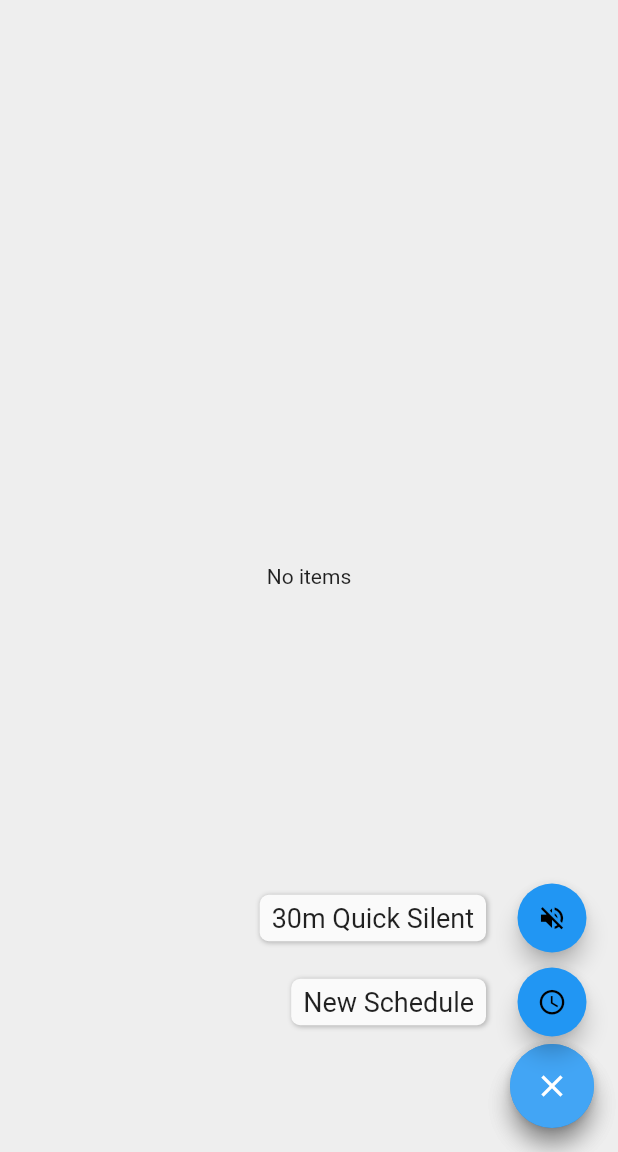
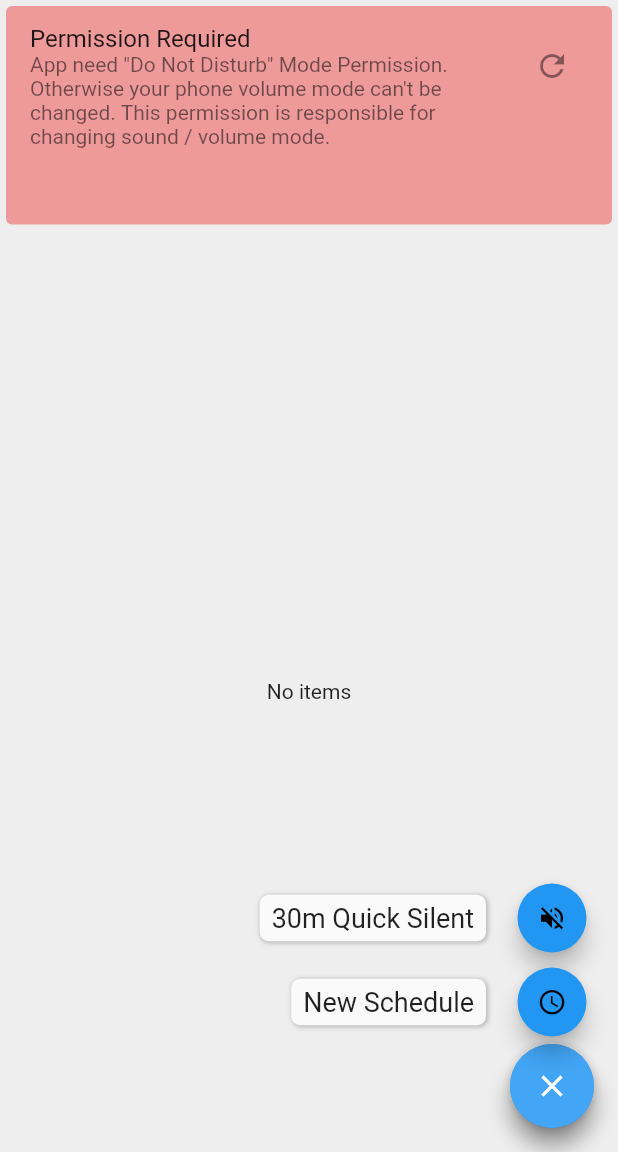
Before and after one commit to aliakbar3967/MasjidMode, a Flutter app: the screen it shows after launch, after a tap on the "add" icon, on a phone screen of 412 x 824 dp, the part 84-1236 px from its top. Run offline on Flutter 3.47's test engine with Material 2 defaults, Android fonts, the phone set to English and light mode, and no system bars; drawn by our look-alikes of flutter_speed_dial; our stand-ins replace shared_preferences; missing offline and left inert: flutter_foreground_service_plugin, sound_mode.

Commit message:
updates on flash create

```diff
--- a/lib/controller/schedule_controller.dart
+++ b/lib/controller/schedule_controller.dart
@@ -1,6 +1,6 @@
 
 import 'dart:convert';
-
+import 'package:intl/intl.dart';
 import 'package:flutter/cupertino.dart';
 import 'package:flutter/material.dart';
 import 'package:peace_time/controller/settings_controller.dart';
@@ -13,9 +13,20 @@ class ScheduleController with ChangeNotifier {
   bool selectedMode = false;
   bool isAllSelectedMode = false;
   bool isLoading = true;
+  bool isDoNotDisturbPermissionStatus;
+
+  Future<void> doNotDisturbPermissionStatus() async {
+    // bool isForgroundServiceOn = await SettingsController.isRunningForgroundService();
+    // print(await SettingsController.isRunningForgroundService());
+    // bool isForgroundServiceRunning = await FlutterForegroundServicePlugin.isForegroundServiceRunning();
+    // bool isForgroundServiceRunning = await SettingsController.isRunningForgroundService();
+    isDoNotDisturbPermissionStatus = await SettingsController.getPermissionStatus();
+    notifyListeners();
+  }
 
   // String get name => schedule;
   ScheduleController() {
+    doNotDisturbPermissionStatus();
     getSchedulesData();
   }
 
@@ -119,13 +130,15 @@ class ScheduleController with ChangeNotifier {
       notifyListeners();
     }
 
-    Future<void> quick(int _min) async
-    {
-      // TimeOfDay.fromDateTime(DateTime.now().add(Duration(minutes: 10)))
+    Future<void> quick(int _min) async {
+
+      DateTime start = DateTime.now();
+      DateTime end = DateTime.now().add(Duration(minutes: 30));
+
       Schedule schedule = Schedule(
         name: "Quick $_min",
-        start: "12:00 am",
-        end: "12:30 am",
+        start: DateFormat.jm().format(start),
+        end: DateFormat.jm().format(end),
         saturday: true,
         sunday: true,
         monday: true,
--- a/lib/controller/settings_controller.dart
+++ b/lib/controller/settings_controller.dart
@@ -21,8 +21,6 @@ class SettingsController {
       minute: int.parse(time.split(":")[1]) % 60,
     );
   }
-
-
 
   static startForgroundService() async {
     await FlutterForegroundServicePlugin.startForegroundService(
--- a/lib/screens/create_schedule_screen.dart
+++ b/lib/screens/create_schedule_screen.dart
@@ -5,6 +5,7 @@ import 'package:peace_time/controller/settings_controller.dart';
 import 'package:peace_time/model/schedule.dart';
 import 'package:peace_time/widgets/checkbox.dart';
 import 'dart:convert';
+import 'package:intl/intl.dart';
 
 import 'package:provider/provider.dart';
 
@@ -19,8 +20,8 @@ class _CreateSchduleScreenState extends State<CreateSchduleScreen> {
   TimeOfDay picked;
 
   String name;
-  String start = "12:00 am";
-  String end = "12:00 am";
+  String start = DateFormat.jm().format(DateTime.now());
+  String end = DateFormat.jm().format(DateTime.now());
   bool silent = false;
   bool vibrate = false;
   bool airplane = false;
--- a/lib/screens/home_screen.dart
+++ b/lib/screens/home_screen.dart
@@ -3,6 +3,7 @@ import 'package:flutter/cupertino.dart';
 import 'package:flutter/material.dart';
 import 'package:flutter_speed_dial/flutter_speed_dial.dart';
 import 'package:peace_time/controller/schedule_controller.dart';
+import 'package:peace_time/controller/settings_controller.dart';
 import 'package:peace_time/screens/create_schedule_screen.dart';
 import 'package:peace_time/screens/edit_schedule_screen.dart';
 import 'package:peace_time/screens/settings_screen.dart';
@@ -104,7 +105,50 @@ class HomeScreen extends StatelessWidget {
       ? Center(child: CupertinoActivityIndicator(),)
       : context.watch<ScheduleController>().schedules == null
       ? Center(child: Text('No items'),)
-      : Consumer<ScheduleController>(
+      : context.watch<ScheduleController>().isDoNotDisturbPermissionStatus
+      ? Column(
+        children: [
+          Expanded(
+            child: ScheduleList(),
+          ),
+        ],
+      )
+      : Column(
+        children: [
+          Expanded(
+            flex: 1,
+            child: GestureDetector(
+              onTap: () => SettingsController.openDoNotDisturbSettings(),
+              child: Card(
+                elevation: 0,
+                color: Colors.red[200],
+                child: ListTile(
+                  minVerticalPadding: 12,
+                  title: Text("Permission Required"),
+                  subtitle: Text("App need \"Do Not Disturb\" Mode Permission. Otherwise your phone volume mode can't be changed. This permission is responsible for changing sound / volume mode."),
+                  trailing: IconButton(
+                    icon: Icon(Icons.refresh),
+                    onPressed: () => context.read<ScheduleController>().doNotDisturbPermissionStatus(),
+                  )
+                ),
+              ),
+            ),
+          ),
+          Expanded(
+            flex: 4,
+            child: ScheduleList(),
+          ),
+        ],
+      ),
+    );
+  }
+}
+
+
+class ScheduleList extends StatelessWidget {
+  @override
+  Widget build(BuildContext context) {
+    return Consumer<ScheduleController>(
         builder: (context, schedulesController, child) {
           return schedulesController.schedules.isNotEmpty
             ? ListView.builder(
@@ -186,7 +230,6 @@ class HomeScreen extends StatelessWidget {
             )
             : Center(child: Text('No items'),);
         }
-      )
       );
   }
 }
--- a/lib/screens/settings_screen.dart
+++ b/lib/screens/settings_screen.dart
@@ -73,7 +73,7 @@ class _SettingsScreenState extends State<SettingsScreen> {
                       isPending = true;
                     });
                     Timer(Duration(seconds: 5), () async {
-                      print("Yeah, this line is printed after 3 seconds");
+                      // print("Yeah, this line is printed after 3 seconds");
                       settings.isForgroundServiceRunning
                       ? await SettingsController.stopForgroundService()
                       : await SettingsController.startForgroundServiceAndTask();
--- a/pubspec.yaml
+++ b/pubspec.yaml
@@ -33,6 +33,7 @@ dependencies:
   sound_mode: ^0.2.2
   provider: ^5.0.0
   flutter_speed_dial: ^3.0.5
+  intl: ^0.17.0
 
 dev_dependencies:
   flutter_test:
```
Also changed, not shown: pubspec.lock. Lines whose indentation alone changed are shown as unchanged.
